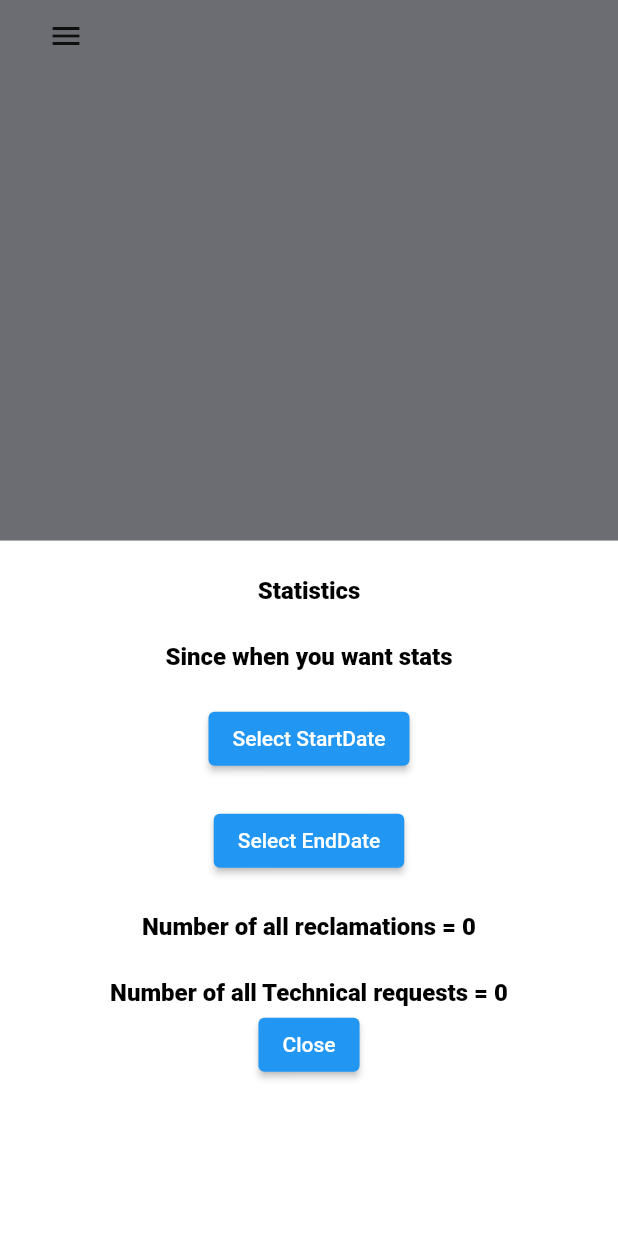
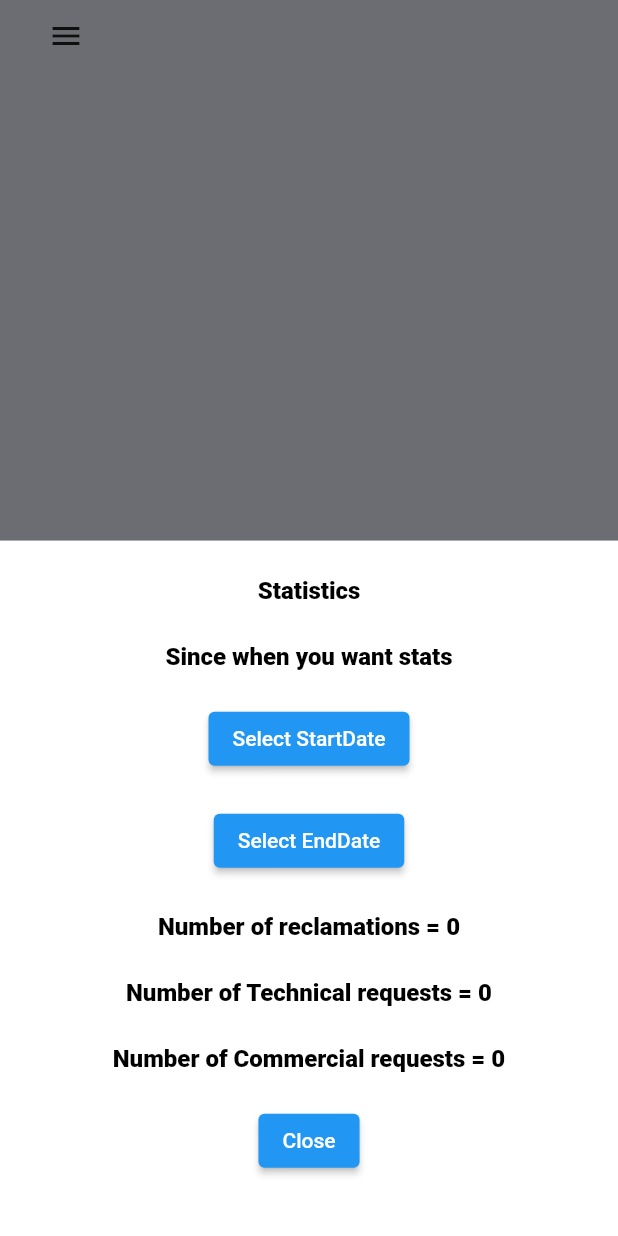
Before and after one commit to IE78945/projet_fin_annee_2gt_web, a Flutter app: the screen it shows after launch, after a tap on "Sign In", after a tap on "View Statistics", on a phone screen of 412 x 824 dp. Run offline on Flutter 3.47's test engine with Material 2 defaults, Android fonts, the light colour scheme and no system bars; our stand-ins replace cloud_firestore, csv, firebase_auth, firebase_core, flutter_svg, get and 2 more; missing offline and left inert: dart:html; accounts and stored records are empty; Roboto replaces fonts that are missing (Intel); statements that could not run were skipped.

Commit message:
New Update

```diff
--- a/lib/screens/main/components/list_of_emails.dart
+++ b/lib/screens/main/components/list_of_emails.dart
@@ -311,7 +311,7 @@ class _ListOfEmailsState extends State<ListOfEmails> {
                   } else {
                     final number = snapshot.data;
                     return Text(
-                      'Number of all reclamations = $number',
+                      'Number of reclamations = $number',
                       style: const TextStyle(
                         height: 1.5,
                         color: Colors.black,
@@ -324,7 +324,7 @@ class _ListOfEmailsState extends State<ListOfEmails> {
               ),
               SizedBox(height: kDefaultPadding),
               FutureBuilder<int>(
-                future: getTypeCount(),
+                future: getThechnicalCount(),
                 builder: (context, snapshot) {
                   if (snapshot.connectionState == ConnectionState.waiting) {
                     return const CircularProgressIndicator();
@@ -333,7 +333,7 @@ class _ListOfEmailsState extends State<ListOfEmails> {
                   } else {
                     final number = snapshot.data;
                     return Text(
-                      'Number of all Technical requests = $number',
+                      'Number of Technical requests = $number',
                       style: const TextStyle(
                         height: 1.5,
                         color: Colors.black,
@@ -344,6 +344,29 @@ class _ListOfEmailsState extends State<ListOfEmails> {
                   }
                 },
               ),
+              SizedBox(height: kDefaultPadding),
+              FutureBuilder<int>(
+                future: getCommercialCount(),
+                builder: (context, snapshot) {
+                  if (snapshot.connectionState == ConnectionState.waiting) {
+                    return const CircularProgressIndicator();
+                  } else if (snapshot.hasError) {
+                    return const Text('Error retrieving number');
+                  } else {
+                    final number = snapshot.data;
+                    return Text(
+                      'Number of Commercial requests = $number',
+                      style: const TextStyle(
+                        height: 1.5,
+                        color: Colors.black,
+                        fontWeight: FontWeight.w900,
+                        fontSize: 16,
+                      ),
+                    );
+                  }
+                },
+              ),
+              SizedBox(height: kDefaultPadding),
               ElevatedButton(
                 onPressed: () {
                   Navigator.of(context).pop(); // Close the popup
@@ -357,7 +380,7 @@ class _ListOfEmailsState extends State<ListOfEmails> {
     );
   }
 
-  Future<int> getTypeCount() async {
+  Future<int> getThechnicalCount() async {
     // Convert the start and end dates to Firestore Timestamps
     final startTimestamp = Timestamp.fromDate(_selectedStartDate);
     final endTimestamp = Timestamp.fromDate(_selectedEndDate.add(Duration(days: 1)));
@@ -365,15 +388,31 @@ class _ListOfEmailsState extends State<ListOfEmails> {
     // Fetch discussions based on the selected date interval and type
     final querySnapshot = await FirebaseFirestore.instance
         .collection('Chats')
-        .where('Type', isEqualTo: 'Technical Request')
-        //.where('LastMessageDate', isGreaterThanOrEqualTo: startTimestamp)
-        //.where('LastMessageDate', isLessThan: endTimestamp)
+        .where("Type", isEqualTo: 'Technical Request')
+        .where("LastMessageDate", isGreaterThanOrEqualTo: startTimestamp)
+        .where("LastMessageDate", isLessThan: endTimestamp)
         .get();
 
     // Return the count of discussions
     return querySnapshot.size;
   }
 
+  Future<int> getCommercialCount() async {
+    // Convert the start and end dates to Firestore Timestamps
+    final startTimestamp = Timestamp.fromDate(_selectedStartDate);
+    final endTimestamp = Timestamp.fromDate(_selectedEndDate.add(Duration(days: 1)));
+
+    // Fetch discussions based on the selected date interval and type
+    final querySnapshot = await FirebaseFirestore.instance
+        .collection('Chats')
+        .where("Type", isEqualTo: 'Commercial Request')
+        .where("LastMessageDate", isGreaterThanOrEqualTo: startTimestamp)
+        .where("LastMessageDate", isLessThan: endTimestamp)
+        .get();
+
+    // Return the count of discussions
+    return querySnapshot.size;
+  }
 
 
   Future<int> getReclamationsCount() async {
```
